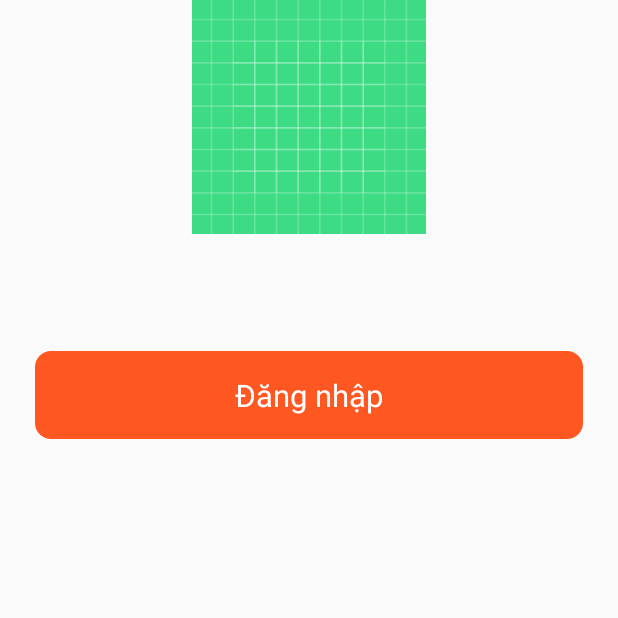
After one commit to phamtruong2k1/BepNgon, an Android app: the fragment SignInFragment shown on its own in the app's theme, on a phone screen of 412 x 824 dp, the top half of it. The commit adds this screen. Run offline under Robolectric (Android 15) with nearby library versions, the phone set to English and light mode, and no system bars; our stand-ins replace Dagger/Hilt's generated code, data binding, sdp/ssp sizes.

Commit message:
create ui setting

```diff
--- /dev/null
+++ b/app/src/main/java/com/phamtruong/bepngon/ui/sign/signin/SignInFragment.kt
@@ -0,0 +1,15 @@
+package com.phamtruong.bepngon.ui.sign.signin
+
+import com.phamtruong.bepngon.R
+import com.phamtruong.bepngon.base.BaseFragment
+import com.phamtruong.bepngon.databinding.FragmentSignInBinding
+
+class SignInFragment : BaseFragment<SignInViewModel, FragmentSignInBinding>(
+    R.layout.fragment_sign_in,
+    SignInViewModel::class.java
+) {
+    override fun init() {
+        super.init()
+
+    }
+}
--- /dev/null
+++ b/app/src/main/res/drawable/bg_btn_color_app.xml
@@ -0,0 +1,5 @@
+<?xml version="1.0" encoding="utf-8"?>
+<shape xmlns:android="http://schemas.android.com/apk/res/android">
+    <solid android:color="@color/color_primary"/>
+    <corners android:radius="@dimen/_8sdp"/>
+</shape>
--- /dev/null
+++ b/app/src/main/res/layout/fragment_sign_in.xml
@@ -0,0 +1,42 @@
+<?xml version="1.0" encoding="utf-8"?>
+<layout xmlns:android="http://schemas.android.com/apk/res/android"
+    xmlns:app="http://schemas.android.com/apk/res-auto"
+    xmlns:tools="http://schemas.android.com/tools">
+
+    <data>
+
+    </data>
+
+    <androidx.constraintlayout.widget.ConstraintLayout
+        android:layout_width="match_parent"
+        android:layout_height="match_parent"
+        tools:context=".ui.sign.signin.SignInFragment">
+
+        <ImageView
+            android:id="@+id/imgApp"
+            android:layout_width="@dimen/_120sdp"
+            android:layout_height="@dimen/_120sdp"
+            android:layout_gravity="center"
+            android:src="@drawable/ic_launcher_background"
+            app:layout_constraintEnd_toEndOf="parent"
+            app:layout_constraintStart_toStartOf="parent"
+            app:layout_constraintTop_toTopOf="parent" />
+
+        <TextView
+            android:id="@+id/txtSignIn"
+            android:layout_width="0dp"
+            android:layout_height="@dimen/_45sdp"
+            android:layout_marginHorizontal="@dimen/_18sdp"
+            android:background="@drawable/bg_btn_color_app"
+            android:text="Đăng nhập"
+            android:textSize="@dimen/_16ssp"
+            android:gravity="center"
+            android:layout_marginTop="@dimen/_60sdp"
+            android:textColor="@color/white"
+            app:layout_constraintEnd_toEndOf="parent"
+            app:layout_constraintHorizontal_bias="0.492"
+            app:layout_constraintStart_toStartOf="parent"
+            app:layout_constraintTop_toBottomOf="@+id/imgApp" />
+
+    </androidx.constraintlayout.widget.ConstraintLayout>
+</layout>
--- a/app/src/main/res/menu/menu_main.xml
+++ b/app/src/main/res/menu/menu_main.xml
@@ -6,7 +6,7 @@
         android:title="Trang chủ" />
     <item
         android:id="@+id/menu_da_luu"
-        android:icon="@drawable/ic_menu"
+        android:icon="@drawable/ic_thich"
         android:title="Thích" />
     <item
         android:id="@+id/menu_friend"
--- a/build.gradle
+++ b/build.gradle
@@ -13,7 +13,7 @@ buildscript {
     }
     dependencies {
         classpath "com.android.tools.build:gradle:7.0.3"
-        classpath 'org.jetbrains.kotlin:kotlin-gradle-plugin:1.6.21'
+        classpath 'org.jetbrains.kotlin:kotlin-gradle-plugin:1.7.10'
         classpath "androidx.navigation:navigation-safe-args-gradle-plugin:2.3.5"
         classpath 'com.github.dcendents:android-maven-gradle-plugin:2.1'
 
```
Also changed, not shown: app/src/main/AndroidManifest.xml (+7 -4 lines), app/src/main/java/com/phamtruong/bepngon/ui/sign/SignActivity.kt (added, +24 -0 lines), app/src/main/java/com/phamtruong/bepngon/ui/sign/SignViewModel.kt (added, +7 -0 lines), app/src/main/java/com/phamtruong/bepngon/ui/sign/signin/SignInViewModel.kt (added, +9 -0 lines), app/src/main/java/com/phamtruong/bepngon/ui/sign/signup/SignUpFragment.kt (added, +16 -0 lines), app/src/main/java/com/phamtruong/bepngon/ui/sign/signup/SignUpViewModel.kt (added, +8 -0 lines), app/src/main/res/drawable/bg_btn_white_stroke_color_app.xml (added, +7 -0 lines), app/src/main/res/drawable/fragment_sign_in.xml (added, +94 -0 lines), app/src/main/res/drawable/fragment_sign_up.xml (added, +17 -0 lines), app/src/main/res/drawable/ic_thich.xml (added, +9 -0 lines), app/src/main/res/layout/activity_sign.xml (added, +30 -0 lines), app/src/main/res/layout/fragment_sign_up.xml (added, +17 -0 lines), app/src/main/res/navigation/sign_navigation.xml (added, +23 -0 lines).
